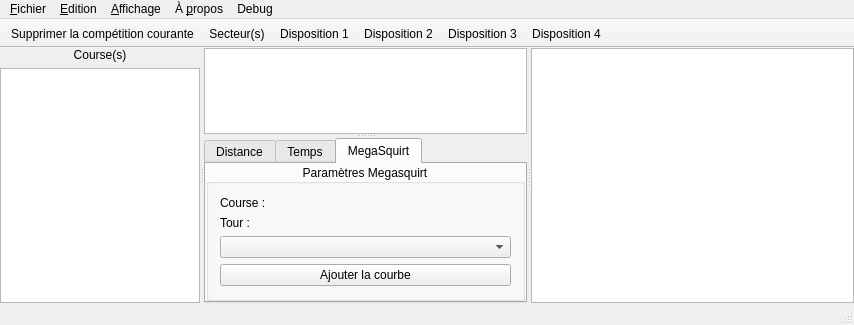
Above: MainWindow.ui from xaviermawet/EcoManagerQwt before the change. Below: the same form after it.
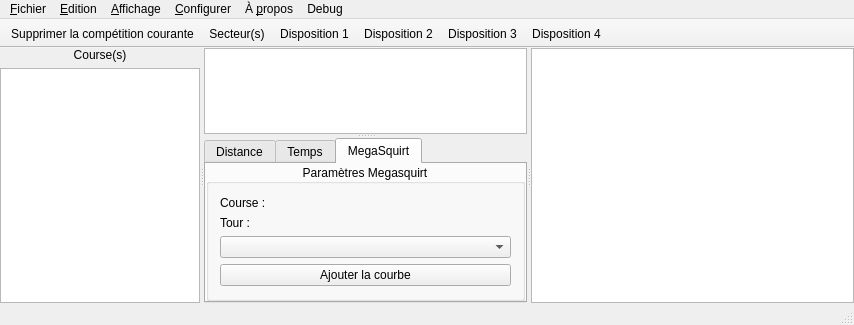
That is the form after the change. Icons and pictures are not drawn.

Diff of the .ui file:
```diff
--- a/MainWindow.ui
+++ b/MainWindow.ui
@@ -425,9 +425,16 @@
     <addaction name="separator"/>
     <addaction name="actionExecuter_une_requete"/>
    </widget>
+   <widget class="QMenu" name="menuConfigure">
+    <property name="title">
+     <string>&amp;Configurer</string>
+    </property>
+    <addaction name="actionChangeFileNames"/>
+   </widget>
    <addaction name="menuFile"/>
    <addaction name="menuEdit"/>
    <addaction name="menuDisplay"/>
+   <addaction name="menuConfigure"/>
    <addaction name="menuAbout"/>
    <addaction name="menuDebug"/>
   </widget>
```
Left out of the diff: 10 changed lines with no effect on the pictures.
